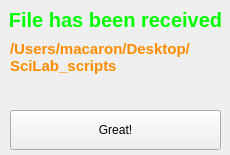
Above: ui/info_dialog.ui from bartzlot/file_sender before the change. Below: the same form after it.
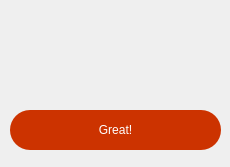
That is the form after the change.

```diff
--- a/ui/info_dialog.ui
+++ b/ui/info_dialog.ui
@@ -7,7 +7,7 @@
     <x>0</x>
     <y>0</y>
     <width>230</width>
-    <height>155</height>
+    <height>167</height>
    </rect>
   </property>
   <property name="windowTitle">
@@ -40,7 +40,7 @@
 }</string>
    </property>
    <property name="text">
-    <string>&lt;html&gt;&lt;head/&gt;&lt;body&gt;&lt;p&gt;File has been received&lt;/p&gt;&lt;/body&gt;&lt;/html&gt;</string>
+    <string>&lt;html&gt;&lt;head/&gt;&lt;body&gt;&lt;p&gt;&lt;br/&gt;&lt;/p&gt;&lt;/body&gt;&lt;/html&gt;</string>
    </property>
    <property name="alignment">
     <set>Qt::AlignCenter</set>
@@ -75,7 +75,7 @@
 }</string>
    </property>
    <property name="text">
-    <string>&lt;html&gt;&lt;head/&gt;&lt;body&gt;&lt;p&gt;/Users/macaron/Desktop/SciLab_scripts&lt;/p&gt;&lt;/body&gt;&lt;/html&gt;</string>
+    <string>&lt;html&gt;&lt;head/&gt;&lt;body&gt;&lt;p&gt;&lt;br/&gt;&lt;/p&gt;&lt;/body&gt;&lt;/html&gt;</string>
    </property>
    <property name="alignment">
     <set>Qt::AlignLeading|Qt::AlignLeft|Qt::AlignTop</set>
@@ -100,7 +100,7 @@
     </size>
    </property>
    <property name="styleSheet">
-    <string notr="true">QMainWindow QPushButton {
+    <string notr="true">QPushButton {
     background-color: #CC3300; /* Darker red background color */
     color: #FFF; /* White text color */
     border: none; /* Remove the button border */
```
Left out of the diff: 4 changed lines with no effect on the pictures.
